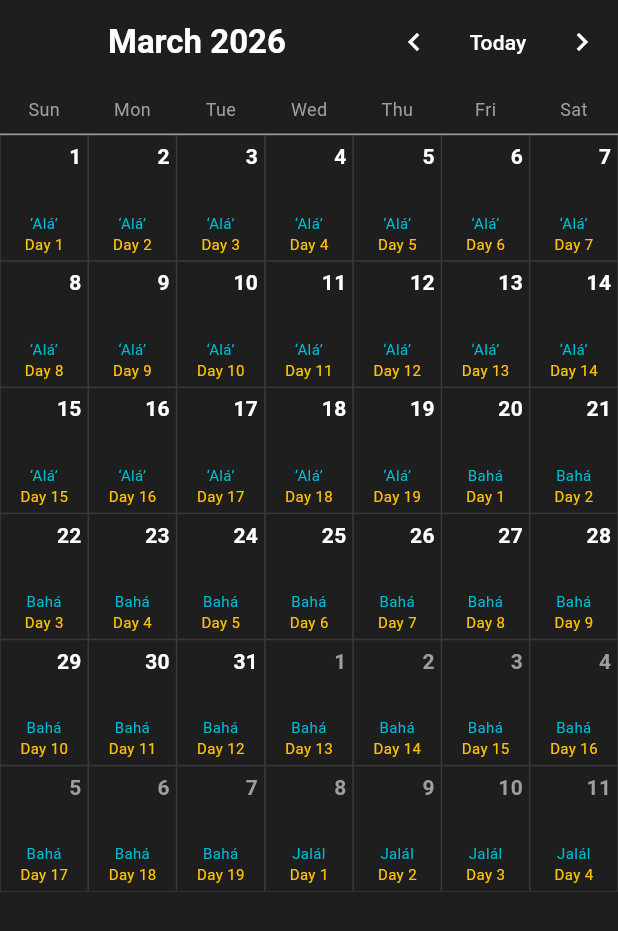
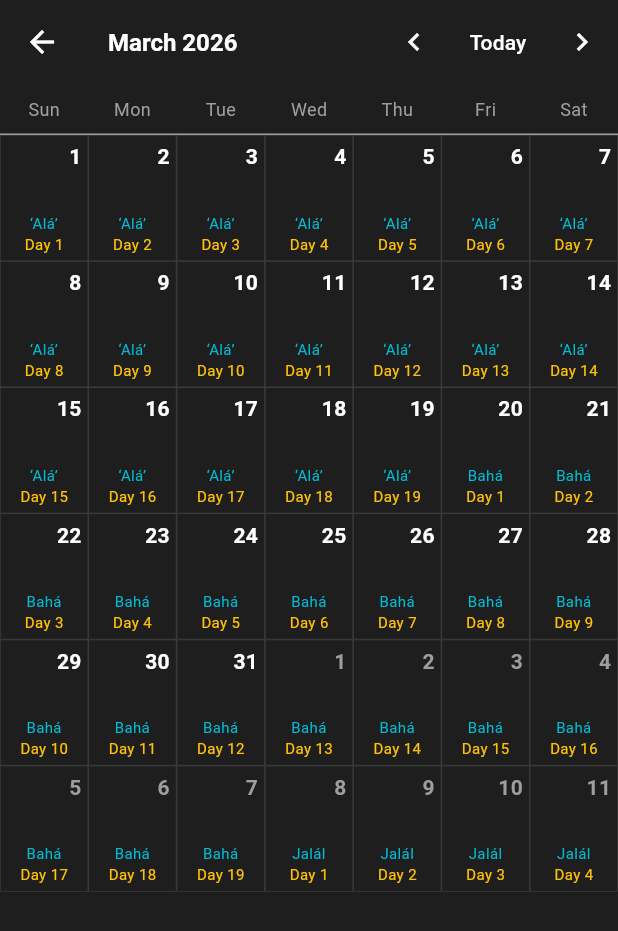
Before and after one commit to thawdezin-fi/bahai, a Flutter app: the CalendarView screen opened by its route, on a phone screen of 412 x 824 dp. Shown: the top 931 px of the screen. Run offline on Flutter 3.47's test engine with Material 3 defaults, Android fonts, the phone set to English and light mode, and no system bars; our stand-ins replace flutter_compass, geolocator, get.

Commit message:
Add back buttons

```diff
--- a/lib/app/modules/calendar/views/calendar_view.dart
+++ b/lib/app/modules/calendar/views/calendar_view.dart
@@ -12,6 +12,10 @@ class CalendarView extends GetView<CalendarController> {
       appBar: AppBar(
         backgroundColor: Colors.transparent,
         elevation: 0,
+        leading: IconButton(
+          icon: const Icon(Icons.arrow_back, color: Colors.white),
+          onPressed: () => Get.back(),
+        ),
         title: Obx(() {
           final monthName = [
             'January', 'February', 'March', 'April', 'May', 'June',
@@ -19,7 +23,7 @@ class CalendarView extends GetView<CalendarController> {
           ][controller.selectedMonth.value.month - 1];
           return Text(
             '$monthName ${controller.selectedMonth.value.year}',
-            style: const TextStyle(color: Colors.white, fontWeight: FontWeight.bold),
+            style: const TextStyle(color: Colors.white, fontWeight: FontWeight.bold, fontSize: 16), // Font size နည်းနည်း လျှော့ရင် ပိုလှပါတယ်
           );
         }),
         actions: [
--- a/lib/app/modules/library/views/library_view.dart
+++ b/lib/app/modules/library/views/library_view.dart
@@ -1,3 +1,5 @@
+import 'package:bahai/app/modules/calendar/views/calendar_view.dart';
+import 'package:bahai/app/modules/qibla/views/qibla_view.dart';
 import 'package:flutter/material.dart';
 import 'package:get/get.dart';
 
```
Also changed, not shown: lib/app/modules/qibla/views/qibla_view.dart (+5 -2 lines).
